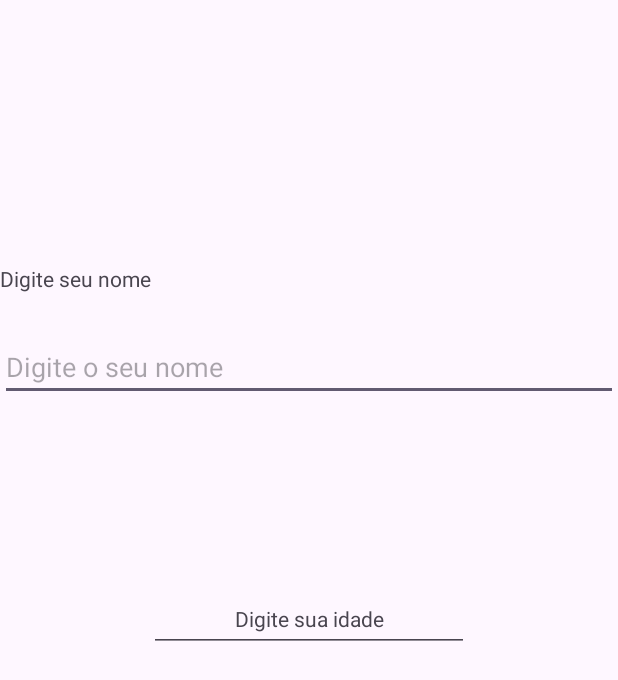
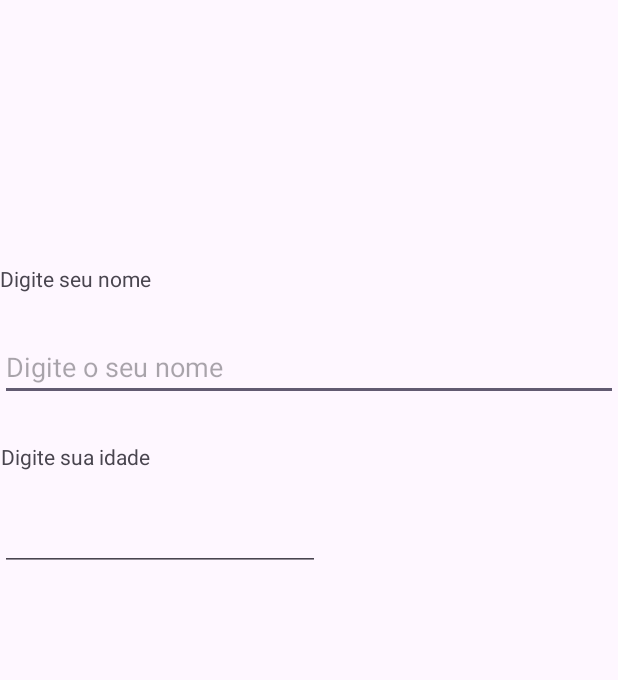
Before and after one commit to Cafurink42/FlinqQ, an Android app: the screen it shows after launch (MainActivity), on a phone screen of 412 x 824 dp. Shown: the top 680 px of the screen. Run offline under Robolectric (Android 15) with nearby library versions, the phone set to English and light mode, and no system bars.

Commit message:
Adicionando textView e inputs

```diff
--- a/app/src/main/res/layout/activity_main.xml
+++ b/app/src/main/res/layout/activity_main.xml
@@ -36,11 +36,10 @@
         android:text="Digite sua idade"
         app:layout_constraintBottom_toBottomOf="parent"
         app:layout_constraintEnd_toEndOf="parent"
+        app:layout_constraintHorizontal_bias="0.003"
         app:layout_constraintStart_toStartOf="parent"
         app:layout_constraintTop_toTopOf="parent"
-        tools:layout_editor_absoluteX="0dp"
-        tools:layout_editor_absoluteY="275dp"
-        />
+        app:layout_constraintVertical_bias="0.366" />
 
     <EditText
         android:id="@+id/editTextNumberSigned"
@@ -48,12 +47,12 @@
         android:layout_height="wrap_content"
         android:ems="10"
         android:inputType="numberSigned"
-        tools:layout_editor_absoluteY="314dp"
         app:layout_constraintBottom_toBottomOf="parent"
         app:layout_constraintEnd_toEndOf="parent"
+        app:layout_constraintHorizontal_bias="0.0"
         app:layout_constraintStart_toStartOf="parent"
         app:layout_constraintTop_toTopOf="parent"
-        />
+        app:layout_constraintVertical_bias="0.431" />
 
 
 </androidx.constraintlayout.widget.ConstraintLayout>
```
